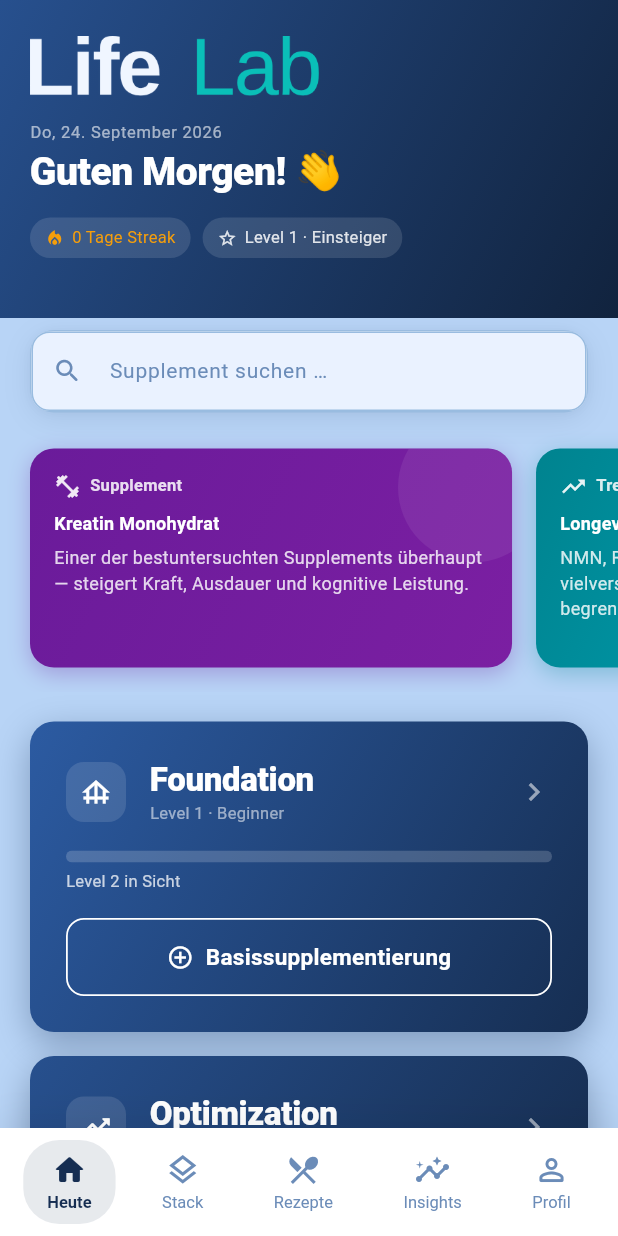
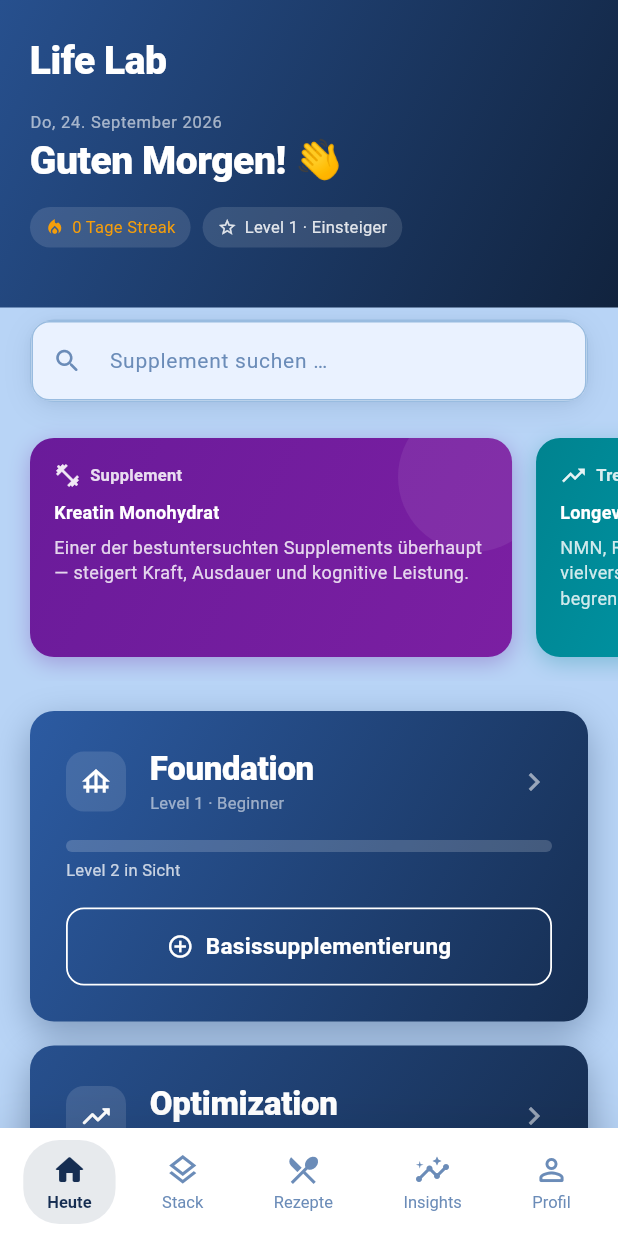
Before and after one commit to JonasArnold77/Stack-Sense, a Flutter app: the HeuteScreen screen opened by its route, on a phone screen of 412 x 824 dp. Run offline on Flutter 3.47's test engine with Material 3 defaults, Android fonts, the phone set to English and light mode, and no system bars; our stand-ins replace audioplayers, flutter_dotenv, flutter_riverpod, go_router, shared_preferences; missing offline and left inert: amplify_auth_cognito, amplify_flutter, health; accounts and stored records are empty.

Commit message:
Use plain white "Life Lab" text instead of the wordmark image
Simpler and removes the now-unused logo_wordmark.png asset — a real
Text widget also scales/renders more predictably than a raster image
at this size.

Co-Authored-By: Claude Sonnet 5 <noreply@anthropic.com>

```diff
--- a/lib/features/heute/presentation/screens/heute_screen.dart
+++ b/lib/features/heute/presentation/screens/heute_screen.dart
@@ -258,10 +258,16 @@ class _GreetingHeader extends ConsumerWidget {
       child: Column(
         crossAxisAlignment: CrossAxisAlignment.start,
         children: [
-          // LifeLab-Wortmarke (ohne Hexagon-Icon, groß) + Empfehlungs-Modus-Switch
+          // "Life Lab" als Text (statt Logo-Bild) + Empfehlungs-Modus-Switch
           Row(
             children: [
-              Image.asset('assets/images/logo_wordmark.png', height: 40),
+              Text(
+                'Life Lab',
+                style: AppTextStyles.displayMedium.copyWith(
+                  color: Colors.white,
+                  fontWeight: FontWeight.w800,
+                ),
+              ),
               const Spacer(),
               if (isDevMode) const _RecommendationModeToggle(),
             ],
```
Also changed, not shown: assets/images/logo_wordmark.png (deleted).
